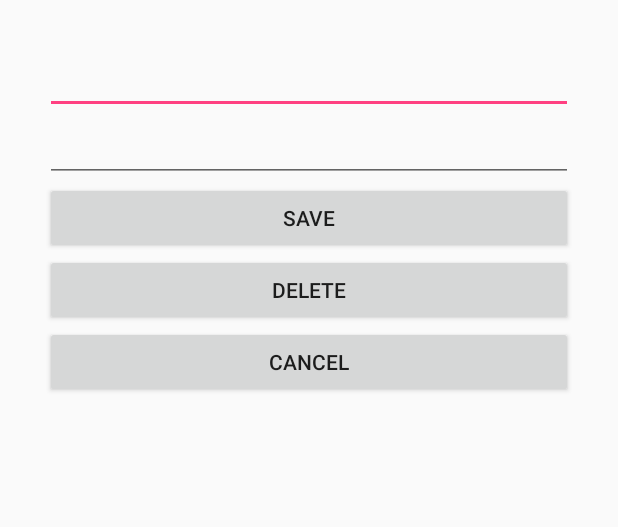
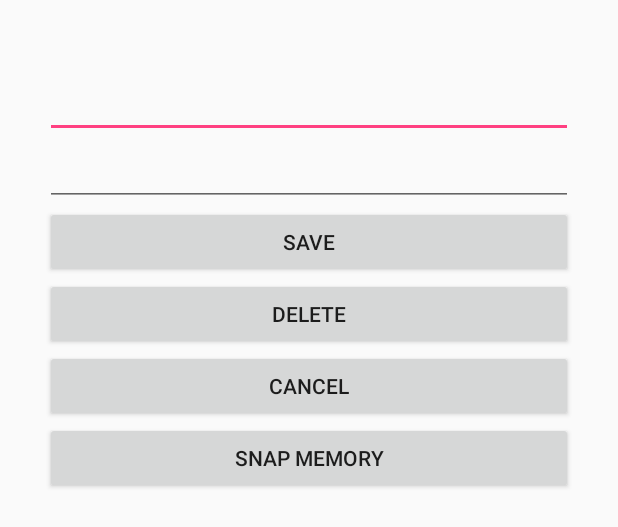
Before and after one commit to innazh/Palace14, an Android app: the layout view_existing_obj_pop_up.xml on its own in the app's theme, with its tools: preview values and no code run, on a phone screen of 412 x 824 dp. Shown: the top 527 px of the screen. Run offline under Robolectric (Android 15) with nearby library versions, the phone set to English and light mode, and no system bars.

Commit message:
Working Image Capture on Memories!

```diff
--- a/app/src/main/AndroidManifest.xml
+++ b/app/src/main/AndroidManifest.xml
@@ -4,6 +4,9 @@
 
     <uses-permission android:name="android.permission.WRITE_EXTERNAL_STORAGE" />
     <uses-permission android:name="android.permission.READ_EXTERNAL_STORAGE" />
+    <uses-feature
+        android:name="android.hardware.Camera"
+        android:required="true"/>
 
     <application
         android:allowBackup="true"
--- a/app/src/main/res/layout/view_existing_obj_pop_up.xml
+++ b/app/src/main/res/layout/view_existing_obj_pop_up.xml
@@ -6,6 +6,15 @@
     android:orientation="vertical"
     android:padding="10dp" >
 
+    <ImageView
+        android:id="@+id/clickedObjImage"
+        android:layout_width="match_parent"
+        android:layout_height="wrap_content"
+        android:layout_marginTop="16dp"
+        android:layout_marginLeft="20dp"
+        android:layout_marginRight="20dp"
+
+        />
     <EditText
         android:id="@+id/clickedObjName"
         android:layout_width="match_parent"
@@ -48,6 +57,13 @@
         android:layout_marginLeft="20dp"
         android:layout_marginRight="20dp"
         android:text="Cancel" />
+    <Button android:id="@+id/clickedObjectImgCapture"
+        android:layout_width="match_parent"
+        android:layout_height="wrap_content"
+        android:layout_marginLeft="20dp"
+        android:layout_marginRight="20dp"
+        android:onClick="takePicture"
+        android:text="Snap Memory" />
 
 
 
```
Also changed, not shown: app/src/main/java/memorypalace/palace14/MyPalaceDetail.java (+84 -3 lines), app/src/main/java/memorypalace/palace14/classes/Object_assoc.java (+10 -0 lines).
